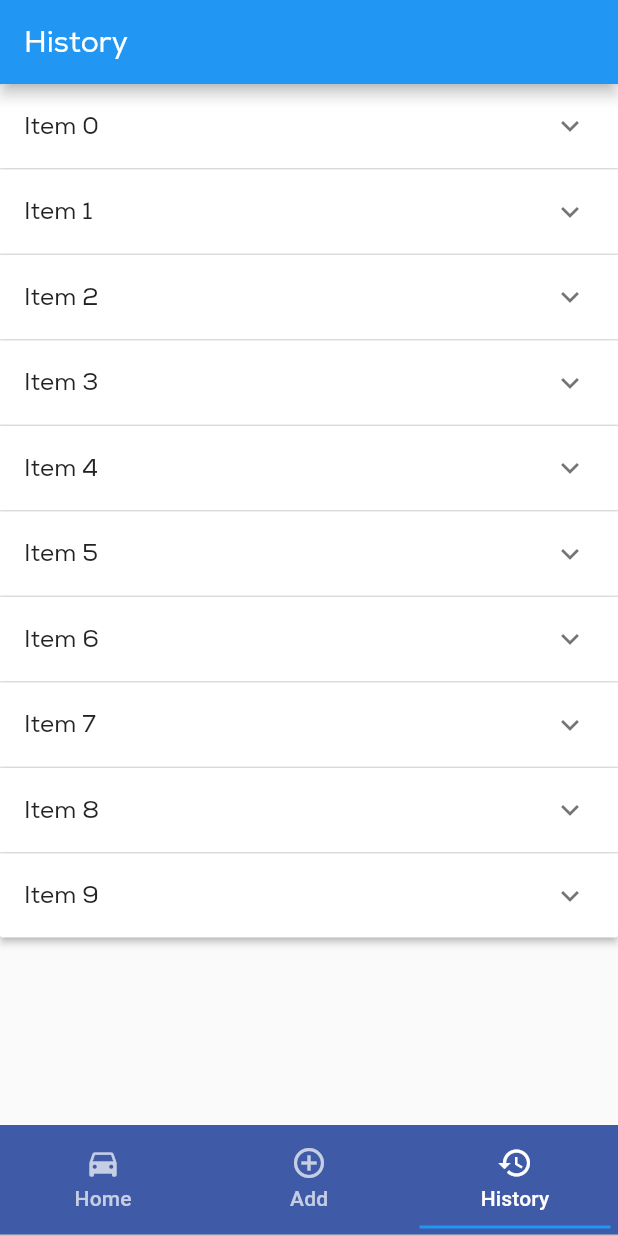
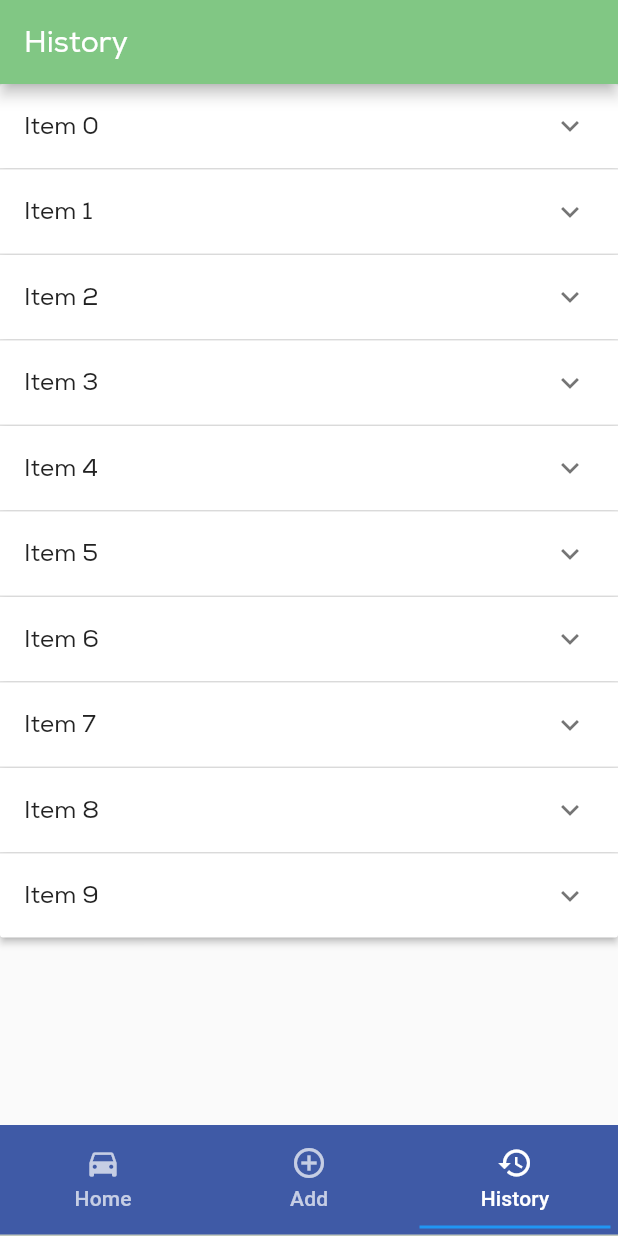
Before and after one commit to briankhoi/Slug-Vitals, a Flutter app: the screen it shows after launch, item 3 of the bottom bar chosen, on a phone screen of 412 x 824 dp. Run offline on Flutter 3.47's test engine with Material 2 defaults, Android fonts, the phone set to English and light mode, and no system bars.

Commit message:
polished history page

```diff
--- a/lib/pages/history_page.dart
+++ b/lib/pages/history_page.dart
@@ -20,9 +20,14 @@ class _HistoryPageState extends State<HistoryPage> {
     );
 
     return MaterialApp(
-      theme: ThemeData(fontFamily: 'Nexa'),
+      theme: ThemeData(
+          fontFamily: 'Nexa',
+      ),
       home: Scaffold(
-        appBar: AppBar(title: Text("History"),),
+        appBar: AppBar(
+         backgroundColor: Colors.green.shade300,
+         title: Text("History"),
+        ),
         body: SingleChildScrollView(
           child: ExpansionPanelList.radio(
             children: _items.map((e) => ExpansionPanelRadio(
```
